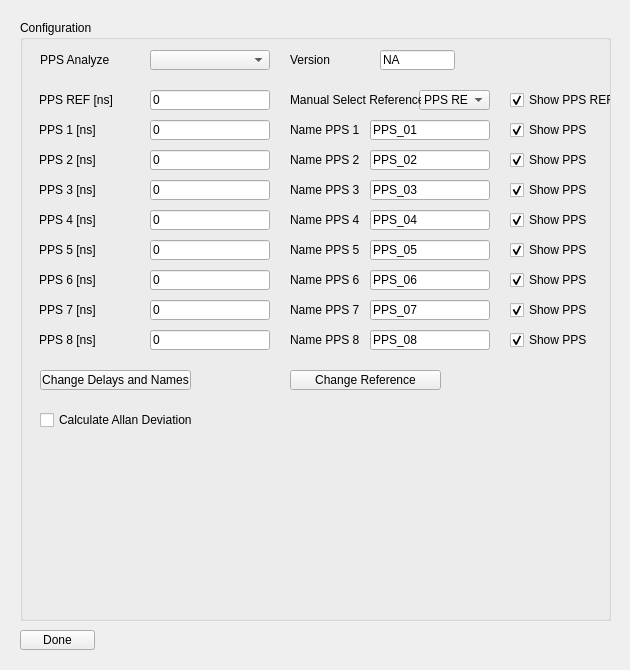
Qt form Library/UniversalPpsAnalyzer/PpsTab/Upa_PpsConfigScreen.ui (NetTimeLogic-OpenSource/UniversalPpsAnalyzer) before a commit.
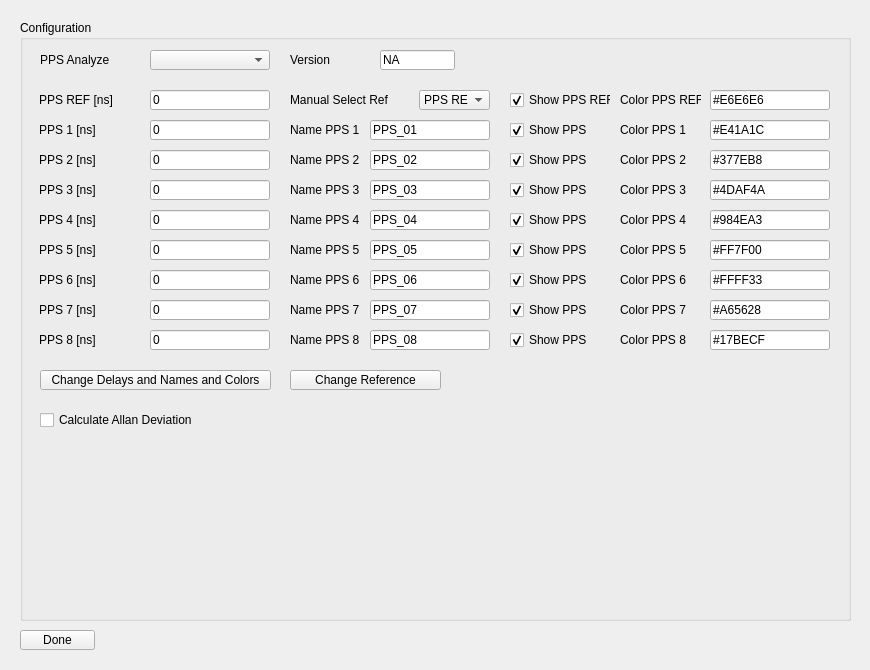
The same form after that commit.

Patch:
```diff
--- a/Library/UniversalPpsAnalyzer/PpsTab/Upa_PpsConfigScreen.ui
+++ b/Library/UniversalPpsAnalyzer/PpsTab/Upa_PpsConfigScreen.ui
@@ -6,7 +6,7 @@
    <rect>
     <x>0</x>
     <y>0</y>
-    <width>630</width>
+    <width>870</width>
     <height>670</height>
    </rect>
   </property>
@@ -27,7 +27,7 @@
     <rect>
      <x>20</x>
      <y>20</y>
-     <width>591</width>
+     <width>831</width>
      <height>601</height>
     </rect>
    </property>
@@ -329,12 +329,12 @@
      <rect>
       <x>20</x>
       <y>350</y>
-      <width>151</width>
+      <width>231</width>
       <height>20</height>
      </rect>
     </property>
     <property name="text">
-     <string>Change Delays and Names</string>
+     <string>Change Delays and Names and Colors</string>
     </property>
    </widget>
    <widget class="QCheckBox" name="PpsGraph1CheckBox">
@@ -768,7 +768,7 @@
      </rect>
     </property>
     <property name="text">
-     <string>Manual Select Reference</string>
+     <string>Manual Select Ref</string>
     </property>
    </widget>
    <widget class="QLineEdit" name="PpsAnalyzerVersionValue">
@@ -848,6 +848,267 @@
      <bool>false</bool>
     </property>
    </widget>
+   <widget class="QLineEdit" name="PpsColorPpsRefValue">
+    <property name="enabled">
+     <bool>true</bool>
+    </property>
+    <property name="geometry">
+     <rect>
+      <x>690</x>
+      <y>70</y>
+      <width>120</width>
+      <height>20</height>
+     </rect>
+    </property>
+    <property name="text">
+     <string>#E6E6E6</string>
+    </property>
+   </widget>
+   <widget class="QLabel" name="PpsColorPpsRefLabel">
+    <property name="geometry">
+     <rect>
+      <x>600</x>
+      <y>70</y>
+      <width>81</width>
+      <height>20</height>
+     </rect>
+    </property>
+    <property name="text">
+     <string>Color PPS REF</string>
+    </property>
+   </widget>
+   <widget class="QLabel" name="PpsColorPps5Label">
+    <property name="geometry">
+     <rect>
+      <x>600</x>
+      <y>220</y>
+      <width>80</width>
+      <height>20</height>
+     </rect>
+    </property>
+    <property name="text">
+     <string>Color PPS 5</string>
+    </property>
+   </widget>
+   <widget class="QLabel" name="PpsColorPps3Label">
+    <property name="geometry">
+     <rect>
+      <x>600</x>
+      <y>160</y>
+      <width>80</width>
+      <height>20</height>
+     </rect>
+    </property>
+    <property name="text">
+     <string>Color PPS 3</string>
+    </property>
+   </widget>
+   <widget class="QLabel" name="PpsColorPps8Label">
+    <property name="geometry">
+     <rect>
+      <x>600</x>
+      <y>310</y>
+      <width>80</width>
+      <height>20</height>
+     </rect>
+    </property>
+    <property name="text">
+     <string>Color PPS 8</string>
+    </property>
+   </widget>
+   <widget class="QLabel" name="PpsColorPps4Label">
+    <property name="geometry">
+     <rect>
+      <x>600</x>
+      <y>190</y>
+      <width>80</width>
+      <height>20</height>
+     </rect>
+    </property>
+    <property name="text">
+     <string>Color PPS 4</string>
+    </property>
+   </widget>
+   <widget class="QLabel" name="PpsColorPps2Label">
+    <property name="geometry">
+     <rect>
+      <x>600</x>
+      <y>130</y>
+      <width>80</width>
+      <height>20</height>
+     </rect>
+    </property>
+    <property name="text">
+     <string>Color PPS 2</string>
+    </property>
+   </widget>
+   <widget class="QLabel" name="PpsColorPps1Label">
+    <property name="geometry">
+     <rect>
+      <x>600</x>
+      <y>100</y>
+      <width>80</width>
+      <height>20</height>
+     </rect>
+    </property>
+    <property name="text">
+     <string>Color PPS 1</string>
+    </property>
+   </widget>
+   <widget class="QLabel" name="PpsColorPps6Label">
+    <property name="geometry">
+     <rect>
+      <x>600</x>
+      <y>250</y>
+      <width>80</width>
+      <height>20</height>
+     </rect>
+    </property>
+    <property name="text">
+     <string>Color PPS 6</string>
+    </property>
+   </widget>
+   <widget class="QLabel" name="PpsColorPps7Label">
+    <property name="geometry">
+     <rect>
+      <x>600</x>
+      <y>280</y>
+      <width>80</width>
+      <height>20</height>
+     </rect>
+    </property>
+    <property name="text">
+     <string>Color PPS 7</string>
+    </property>
+   </widget>
+   <widget class="QLineEdit" name="PpsColorPps1Value">
+    <property name="enabled">
+     <bool>true</bool>
+    </property>
+    <property name="geometry">
+     <rect>
+      <x>690</x>
+      <y>100</y>
+      <width>120</width>
+      <height>20</height>
+     </rect>
+    </property>
+    <property name="text">
+     <string>#E41A1C</string>
+    </property>
+   </widget>
+   <widget class="QLineEdit" name="PpsColorPps2Value">
+    <property name="enabled">
+     <bool>true</bool>
+    </property>
+    <property name="geometry">
+     <rect>
+      <x>690</x>
+      <y>130</y>
+      <width>120</width>
+      <height>20</height>
+     </rect>
+    </property>
+    <property name="text">
+     <string>#377EB8</string>
+    </property>
+   </widget>
+   <widget class="QLineEdit" name="PpsColorPps3Value">
+    <property name="enabled">
+     <bool>true</bool>
+    </property>
+    <property name="geometry">
+     <rect>
+      <x>690</x>
+      <y>160</y>
+      <width>120</width>
+      <height>20</height>
+     </rect>
+    </property>
+    <property name="text">
+     <string>#4DAF4A</string>
+    </property>
+   </widget>
+   <widget class="QLineEdit" name="PpsColorPps4Value">
+    <property name="enabled">
+     <bool>true</bool>
+    </property>
+    <property name="geometry">
+     <rect>
+      <x>690</x>
+      <y>190</y>
+      <width>120</width>
+      <height>20</height>
+     </rect>
+    </property>
+    <property name="text">
+     <string>#984EA3</string>
+    </property>
+   </widget>
+   <widget class="QLineEdit" name="PpsColorPps5Value">
+    <property name="enabled">
+     <bool>true</bool>
+    </property>
+    <property name="geometry">
+     <rect>
+      <x>690</x>
+      <y>220</y>
+      <width>120</width>
+      <height>20</height>
+     </rect>
+    </property>
+    <property name="text">
+     <string>#FF7F00</string>
+    </property>
+   </widget>
+   <widget class="QLineEdit" name="PpsColorPps6Value">
+    <property name="enabled">
+     <bool>true</bool>
+    </property>
+    <property name="geometry">
+     <rect>
+      <x>690</x>
+      <y>250</y>
+      <width>120</width>
+      <height>20</height>
+     </rect>
+    </property>
+    <property name="text">
+     <string>#FFFF33</string>
+    </property>
+   </widget>
+   <widget class="QLineEdit" name="PpsColorPps7Value">
+    <property name="enabled">
+     <bool>true</bool>
+    </property>
+    <property name="geometry">
+     <rect>
+      <x>690</x>
+      <y>280</y>
+      <width>120</width>
+      <height>20</height>
+     </rect>
+    </property>
+    <property name="text">
+     <string>#A65628</string>
+    </property>
+   </widget>
+   <widget class="QLineEdit" name="PpsColorPps8Value">
+    <property name="enabled">
+     <bool>true</bool>
+    </property>
+    <property name="geometry">
+     <rect>
+      <x>690</x>
+      <y>310</y>
+      <width>120</width>
+      <height>20</height>
+     </rect>
+    </property>
+    <property name="text">
+     <string>#17BECF</string>
+    </property>
+   </widget>
   </widget>
   <widget class="QPushButton" name="PpsDoneButton">
    <property name="geometry">
```
Left out of the diff: 2 changed lines with no effect on the pictures.
